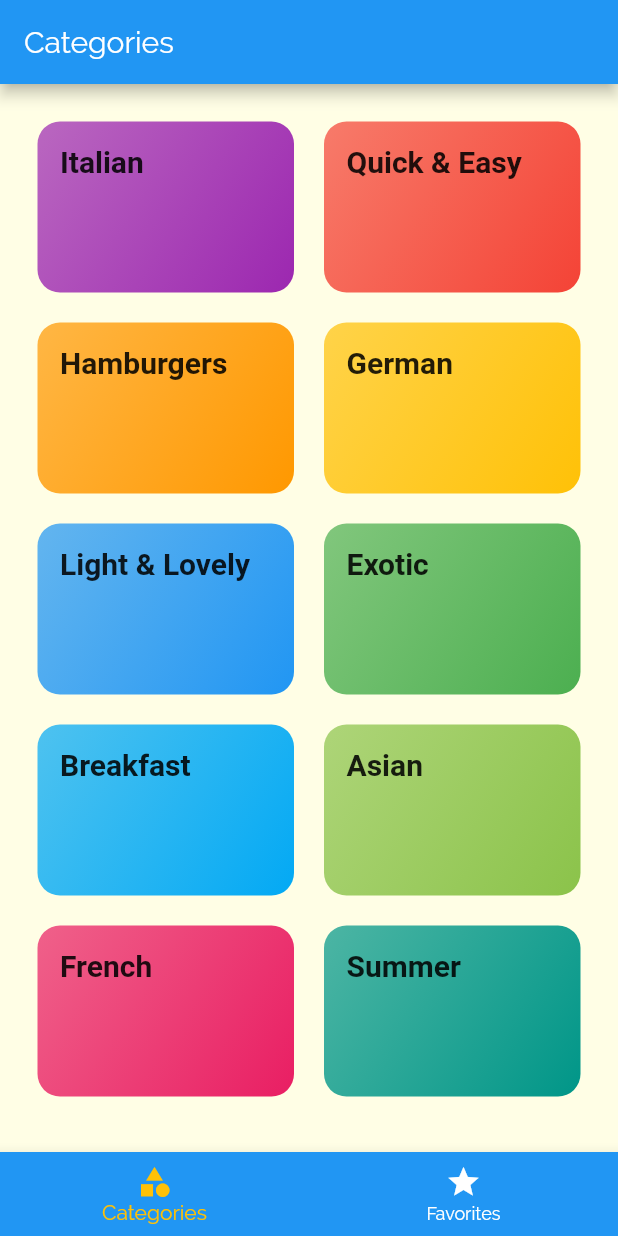
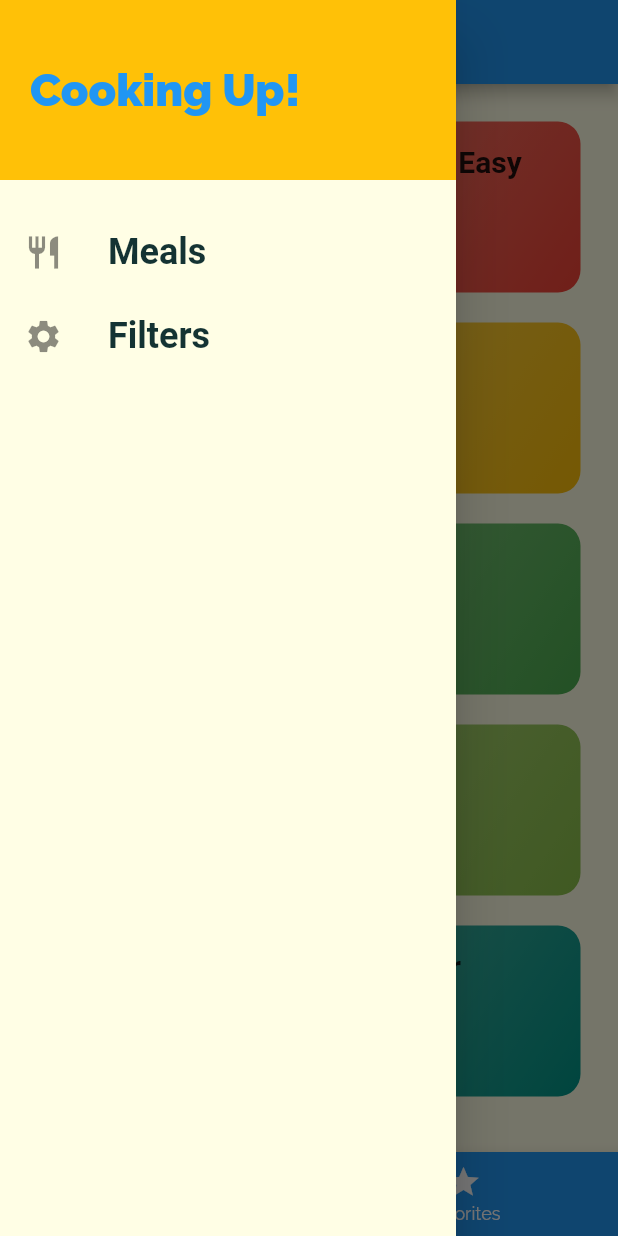
Before and after one commit to Giimhana-Dissanayake/meals_app, a Flutter app: the screen it shows after launch, with the side drawer open (before the commit the screen has no drawer), on a phone screen of 412 x 824 dp. Run offline on Flutter 3.47's test engine with Material 2 defaults, Android fonts, the phone set to English and light mode, and no system bars; Roboto replaces fonts that are missing (RobotoCondensed).

Commit message:
175.adding a custom drawer

```diff
--- a/lib/screens/tabs_screen.dart
+++ b/lib/screens/tabs_screen.dart
@@ -1,4 +1,5 @@
 import 'package:flutter/material.dart';
+import '../widgets/main_drawer.dart';
 import './favorites_screen.dart';
 import './categories_screen.dart';
 
@@ -28,6 +29,7 @@ class _TabScrrenState extends State<TabsScreen> {
         title: Text(_pages[_selectedPageIndex]['title']),
         // bottom:
       ),
+      drawer: MainDrawer(),
       body: _pages[_selectedPageIndex]['page'],
       bottomNavigationBar: BottomNavigationBar(
         onTap: _selectPage,
--- /dev/null
+++ b/lib/widgets/main_drawer.dart
@@ -0,0 +1,51 @@
+import 'package:flutter/material.dart';
+
+class MainDrawer extends StatelessWidget {
+  Widget buildListTile(String title, IconData icon) {
+    return ListTile(
+      leading: Icon(
+        icon,
+        size: 26,
+      ),
+      title: Text(
+        title,
+        style: TextStyle(
+          fontFamily: 'RobotoCondensed',
+          fontSize: 24,
+          fontWeight: FontWeight.bold,
+        ),
+      ),
+      onTap: () {},
+    );
+  }
+
+  @override
+  Widget build(BuildContext context) {
+    return Drawer(
+      child: Column(
+        children: [
+          Container(
+            height: 120,
+            width: double.infinity,
+            padding: EdgeInsets.all(20),
+            alignment: Alignment.centerLeft,
+            color: Theme.of(context).accentColor,
+            child: Text(
+              'Cooking Up!',
+              style: TextStyle(
+                fontWeight: FontWeight.w900,
+                fontSize: 30,
+                color: Theme.of(context).primaryColor,
+              ),
+            ),
+          ),
+          SizedBox(
+            height: 20,
+          ),
+          buildListTile("Meals", Icons.restaurant),
+          buildListTile("Filters", Icons.settings),
+        ],
+      ),
+    );
+  }
+}
```
